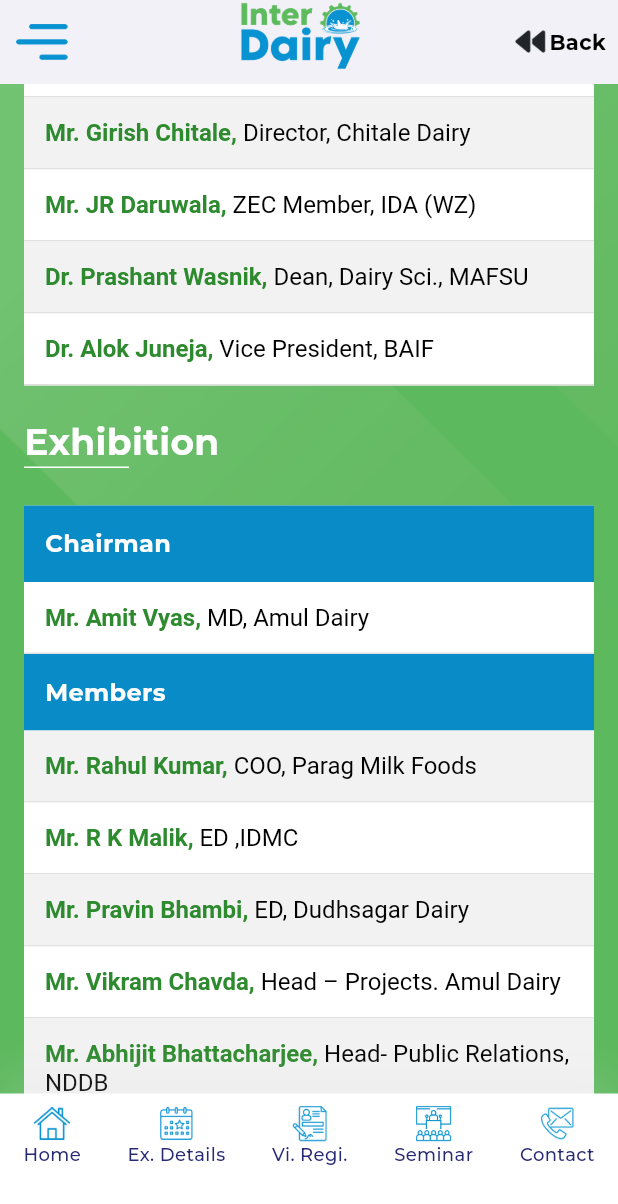
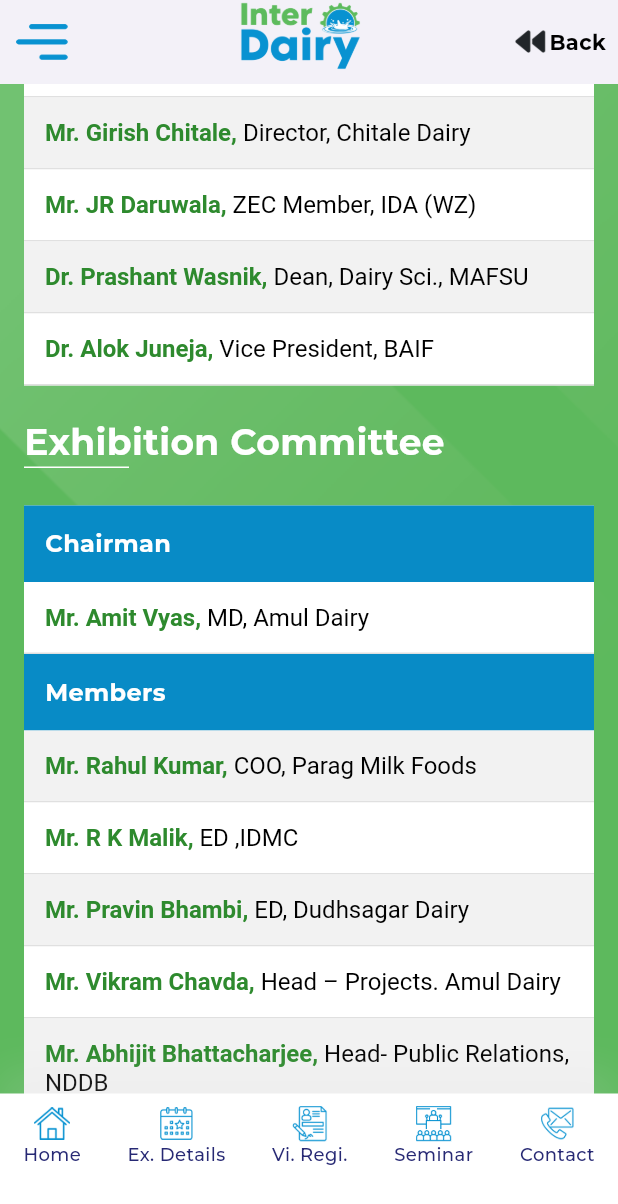
Before and after one commit to satyendrababu/inter_dairy, a Flutter app: the OrganisingCommitteeScreen screen opened by its route, scrolled down 576 dp, on a phone screen of 412 x 824 dp. Shown: the top 1204 px of the screen. Run offline on Flutter 3.47's test engine with Material 3 defaults, Android fonts, the light colour scheme and no system bars; our stand-ins replace google_maps_flutter, shared_preferences, webview_flutter; missing offline and left inert: flutter_pdfview, syncfusion_flutter_pdfviewer; accounts and stored records are empty; project files that could hold a hidden picture were left out.

Commit message:
New changes done

```diff
--- a/lib/screens/organising_committee/organising_committee_body.dart
+++ b/lib/screens/organising_committee/organising_committee_body.dart
@@ -50,7 +50,7 @@
                   ),
                 ),
                 const SizedBox(height: 20),
-                const TextTitle(text: 'Exhibition'),
+                const TextTitle(text: 'Exhibition Committee'),
                 const SizedBox(height: 25),
                 Container(
                   color: Colors.white,
```
Also changed, not shown: lib/screens/home/HomeBody.dart (+5 -2 lines).
